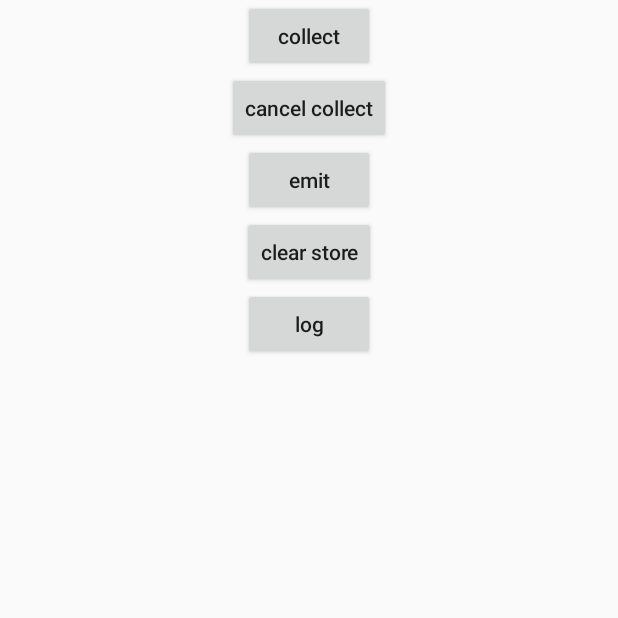
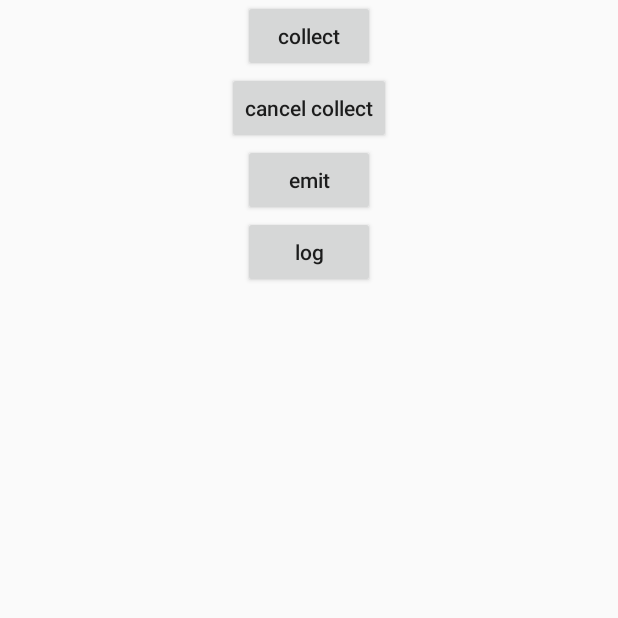
Before and after one commit to zj565061763/coroutine, an Android app: the SampleMutableFlowStore screen opened directly, with no data from a screen before it, on a phone screen of 412 x 824 dp, the top half of it. Run offline under Robolectric (Android 15) with nearby library versions, the phone set to English and light mode, and no system bars.

Commit message:
remove clear

```diff
--- a/app/src/main/java/com/sd/demo/coroutine/SampleMutableFlowStore.kt
+++ b/app/src/main/java/com/sd/demo/coroutine/SampleMutableFlowStore.kt
@@ -35,10 +35,6 @@ class SampleMutableFlowStore : AppCompatActivity() {
             _flow.tryEmit(0)
         }
 
-        _binding.btnClearStore.setOnClickListener {
-            _store.clear()
-        }
-
         _binding.btnLog.setOnClickListener {
             logMsg { "store size:${_store.size()} collect size:${_scope.size()}" }
         }
--- a/app/src/main/res/layout/sample_mutable_flow_store.xml
+++ b/app/src/main/res/layout/sample_mutable_flow_store.xml
@@ -27,13 +27,6 @@
         android:textAllCaps="false" />
 
     <Button
-        android:id="@+id/btn_clear_store"
-        android:layout_width="wrap_content"
-        android:layout_height="wrap_content"
-        android:text="clear store"
-        android:textAllCaps="false" />
-
-    <Button
         android:id="@+id/btn_log"
         android:layout_width="wrap_content"
         android:layout_height="wrap_content"
```
Also changed, not shown: lib/src/main/java/com/sd/lib/coroutine/FMutableFlowStore.kt (+0 -11 lines).
